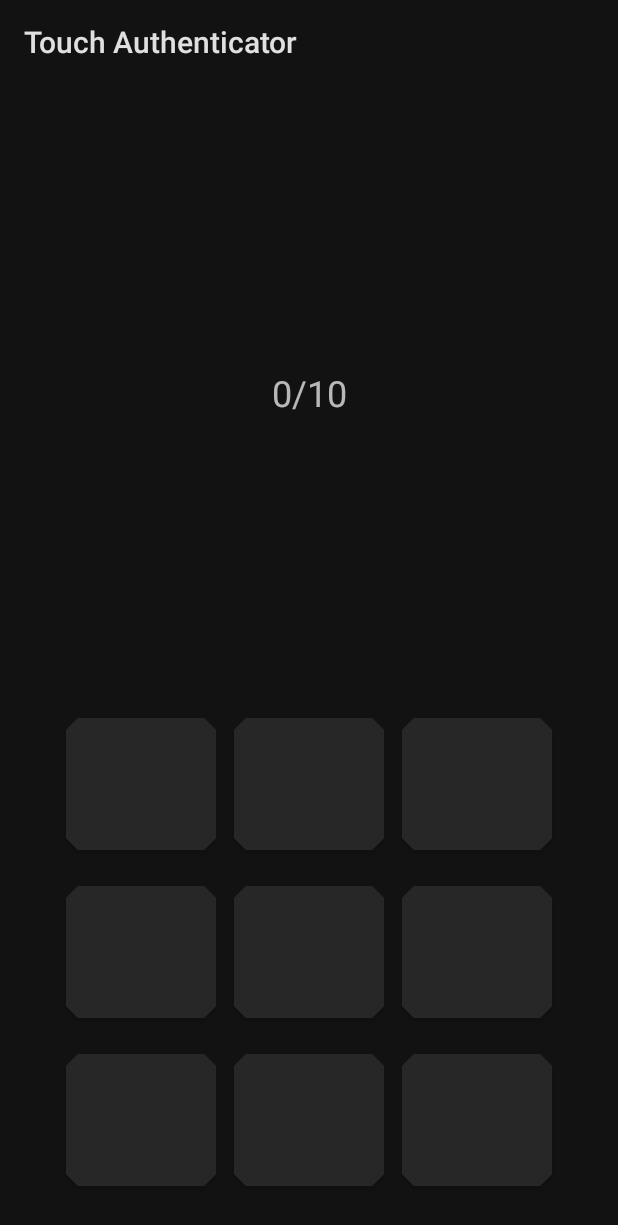
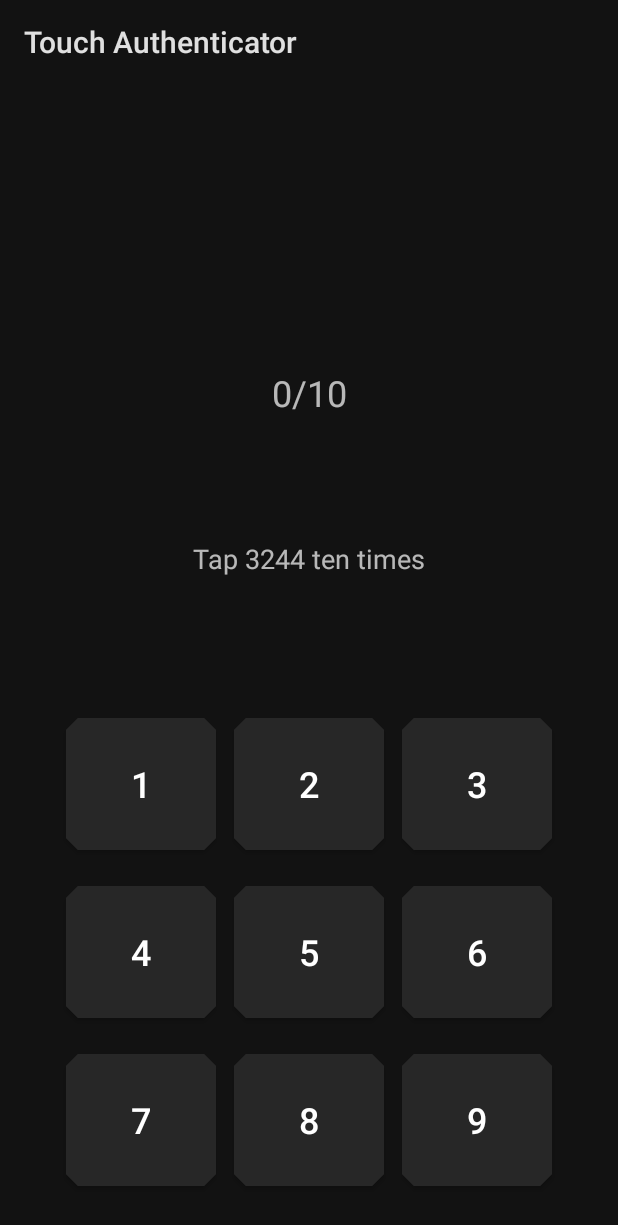
Before and after one commit to MaxOng99/IP, an Android app: the KeystrokeActivity screen opened directly, with no data from a screen before it, on a phone screen of 412 x 824 dp. Shown: the top 1225 px of the screen. Run offline under Robolectric (Android 15) with nearby library versions, the phone set to English and light mode, and no system bars; our stand-ins replace Firebase (no records; nobody signed in at launch, a user with empty details on screens opened directly); 1 statement that could not run was skipped.

Commit message:
add additional UI for Keystroke Activity layout

```diff
--- a/android-frontend/app/src/main/java/com/example/touchauthenticator/ui/enrolment/EnrolmentActivity.kt
+++ b/android-frontend/app/src/main/java/com/example/touchauthenticator/ui/enrolment/EnrolmentActivity.kt
@@ -24,6 +24,7 @@ abstract class EnrolmentActivity : AppCompatActivity() {
     lateinit var rootLayout: ConstraintLayout
     lateinit var dialog:AlertDialog
     lateinit var progress: TextView
+    lateinit var instruction: TextView
     lateinit var buttons:ArrayList<MaterialButton>
 
     /* Variables that track UI status */
@@ -40,6 +41,7 @@ abstract class EnrolmentActivity : AppCompatActivity() {
         progress = findViewById(R.id.progress)
         gridLayout = findViewById(R.id.gridLayout)
         rootLayout = findViewById(R.id.rootLayout)
+        instruction = findViewById(R.id.instruction)
 
         buttons = ArrayList()
         createAlertDialog()
--- a/android-frontend/app/src/main/java/com/example/touchauthenticator/ui/enrolment/KeystrokeActivity.kt
+++ b/android-frontend/app/src/main/java/com/example/touchauthenticator/ui/enrolment/KeystrokeActivity.kt
@@ -4,6 +4,7 @@ import android.annotation.SuppressLint
 import android.os.Bundle
 import android.view.MotionEvent
 import android.widget.Toast
+import com.example.touchauthenticator.R
 import com.example.touchauthenticator.utility.ActivityLauncher
 import com.google.android.material.button.MaterialButton
 
@@ -12,6 +13,7 @@ class KeystrokeActivity: EnrolmentActivity() {
     override fun onCreate(savedInstanceState: Bundle?) {
         super.onCreate(savedInstanceState)
 
+        instruction.text = "Tap 3244 ten times"
         this.initialiseButtons()
         this.initialiseObservers()
     }
@@ -38,6 +40,7 @@ class KeystrokeActivity: EnrolmentActivity() {
         for (i in 0..8) {
             val id = resources.getIdentifier("btn$i", "id", packageName)
             val button: MaterialButton = findViewById(id)
+            button.text = (i+1).toString()
             buttons.add(button)
 
             /** Capture raw touch gesture data*/
@@ -48,20 +51,25 @@ class KeystrokeActivity: EnrolmentActivity() {
                 when (motionEvent.action) {
                     MotionEvent.ACTION_DOWN -> {
 
-                        if (index == currentIndex) {
-                            inBound = true
-                            viewModel.recordEvent(index, motionEvent)
-                        } else {
-                            viewModel.resetSample()
-                            shakeEffect()
-                        }
+                        inBound = true
+                        viewModel.recordEvent(index, motionEvent)
                         true
                     }
 
+                    MotionEvent.ACTION_MOVE -> {
+                        btn.backgroundTintList = resources.getColorStateList(R.color.activatedBgColor, null)
+                        true
+                    }
+
+                    MotionEvent.ACTION_OUTSIDE -> {
+                        shakeEffect()
+                        true
+                    }
                     MotionEvent.ACTION_UP -> {
                         if (inBound) {
                             viewModel.recordEvent(index, motionEvent)
                             inBound = false
+                            btn.backgroundTintList = resources.getColorStateList(R.color.buttonBackgroundColor, null)
                         }
                         true
                     }
--- a/android-frontend/app/src/main/res/layout/reusable_enroment_ui.xml
+++ b/android-frontend/app/src/main/res/layout/reusable_enroment_ui.xml
@@ -46,7 +46,8 @@
             android:backgroundTint="@color/buttonBackgroundColor"
             android:textSize="24dp"
             app:layout_column="1"
-            app:layout_row="0">
+            app:layout_row="0"
+            android:textColor="@android:color/white">
 
         </com.google.android.material.button.MaterialButton>
 
@@ -58,7 +59,8 @@
             android:layout_margin="6dp"
             android:backgroundTint="@color/buttonBackgroundColor"
             app:layout_column="2"
-            app:layout_row="0">
+            app:layout_row="0"
+            android:textColor="@android:color/white">
 
         </com.google.android.material.button.MaterialButton>
 
@@ -71,6 +73,7 @@
             android:backgroundTint="@color/buttonBackgroundColor"
             app:layout_column="0"
             app:layout_row="1"
+            android:textColor="@android:color/white"
             >
 
         </com.google.android.material.button.MaterialButton>
@@ -83,7 +86,8 @@
             android:layout_margin="6dp"
             android:backgroundTint="@color/buttonBackgroundColor"
             app:layout_column="1"
-            app:layout_row="1">
+            app:layout_row="1"
+            android:textColor="@android:color/white">
 
         </com.google.android.material.button.MaterialButton>
 
@@ -95,7 +99,8 @@
             android:layout_margin="6dp"
             android:backgroundTint="@color/buttonBackgroundColor"
             app:layout_column="2"
-            app:layout_row="1">
+            app:layout_row="1"
+            android:textColor="@android:color/white">
 
         </com.google.android.material.button.MaterialButton>
 
@@ -107,7 +112,8 @@
             android:layout_margin="6dp"
             android:backgroundTint="@color/buttonBackgroundColor"
             app:layout_column="0"
-            app:layout_row="2">
+            app:layout_row="2"
+            android:textColor="@android:color/white">
 
         </com.google.android.material.button.MaterialButton>
 
@@ -119,7 +125,8 @@
             android:layout_margin="6dp"
             android:backgroundTint="@color/buttonBackgroundColor"
             app:layout_column="1"
-            app:layout_row="2">
+            app:layout_row="2"
+            android:textColor="@android:color/white">
 
         </com.google.android.material.button.MaterialButton>
 
@@ -131,7 +138,8 @@
             android:layout_margin="6dp"
             android:backgroundTint="@color/buttonBackgroundColor"
             app:layout_column="2"
-            app:layout_row="2">
+            app:layout_row="2"
+            android:textColor="@android:color/white">
 
         </com.google.android.material.button.MaterialButton>
 
@@ -148,5 +156,16 @@
         app:layout_constraintStart_toStartOf="parent"
         app:layout_constraintTop_toTopOf="parent" />
 
+    <TextView
+        android:id="@+id/instruction"
+        android:layout_width="wrap_content"
+        android:layout_height="wrap_content"
+        android:text=""
+        android:textSize="18sp"
+        app:layout_constraintBottom_toTopOf="@+id/gridLayout"
+        app:layout_constraintEnd_toEndOf="parent"
+        app:layout_constraintStart_toStartOf="parent"
+        app:layout_constraintTop_toBottomOf="@+id/progress" />
+
 
 </androidx.constraintlayout.widget.ConstraintLayout>
```
